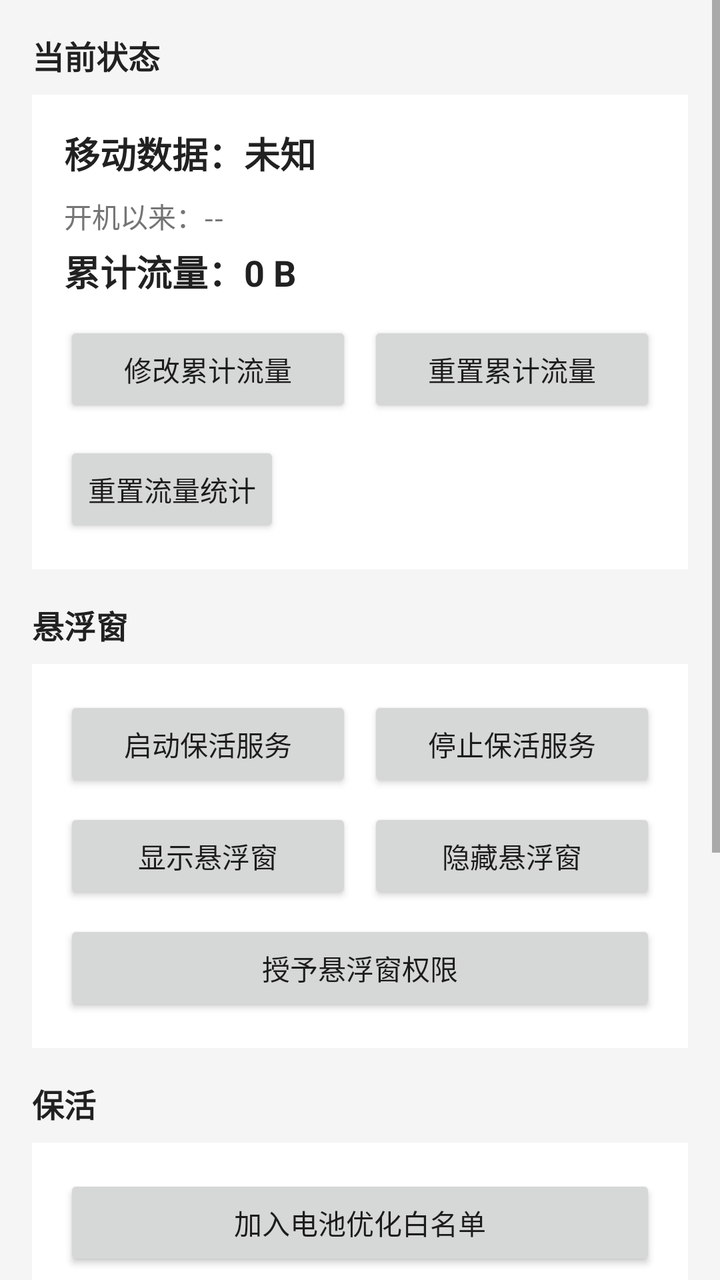
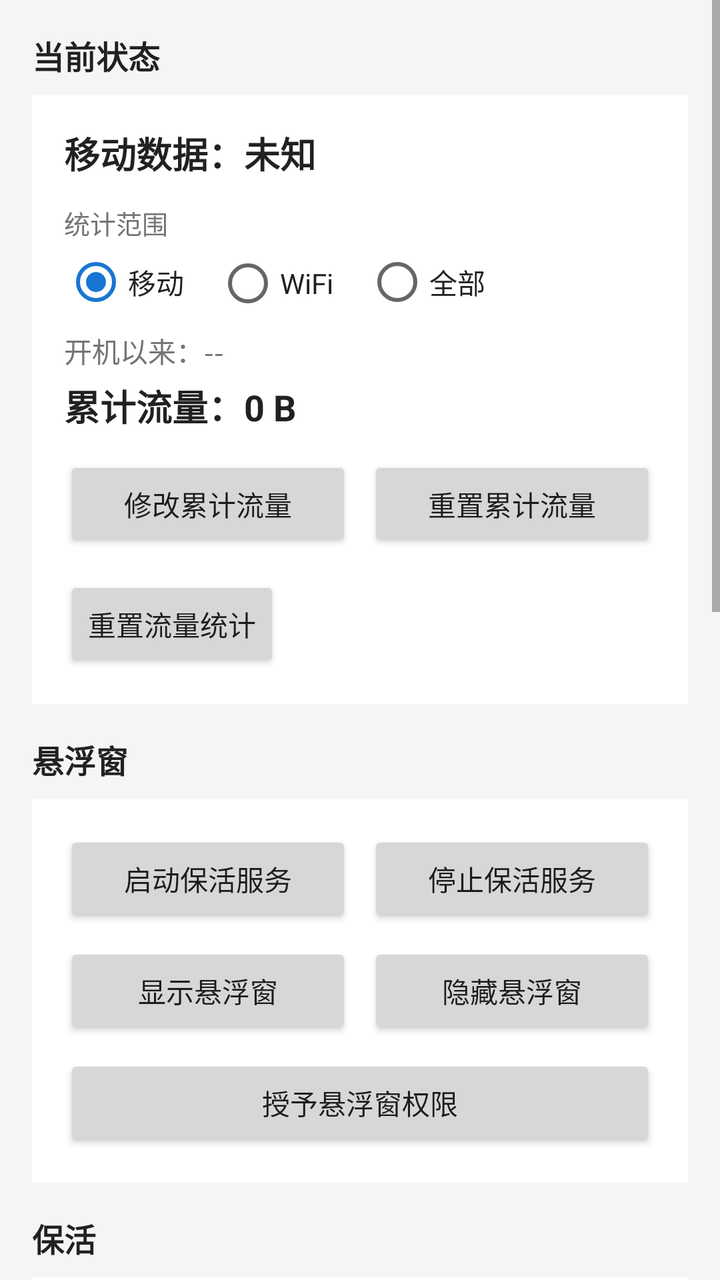

An Android layout rendered at two revisions. The XML below is the earlier revision; the diff shows what the commit changed to produce the second picture.
<!-- AndroidManifest.xml: application theme Theme.MobileDataNotifier -->
<!-- res/layout/activity_main.xml -->
<?xml version="1.0" encoding="utf-8"?>
<ScrollView xmlns:android="http://schemas.android.com/apk/res/android"
    android:layout_width="match_parent"
    android:layout_height="match_parent"
    android:fillViewport="true"
    android:background="@color/bg_main">

    <LinearLayout
        android:layout_width="match_parent"
        android:layout_height="wrap_content"
        android:orientation="vertical"
        android:padding="16dp">

        
        <TextView
            android:layout_width="wrap_content"
            android:layout_height="wrap_content"
            android:text="@string/status_title"
            android:textStyle="bold"
            android:textSize="16sp"
            android:textColor="@color/text_primary"
            android:layout_marginBottom="8dp" />

        <LinearLayout
            android:layout_width="match_parent"
            android:layout_height="wrap_content"
            android:orientation="vertical"
            android:background="@color/card_bg"
            android:padding="16dp"
            android:layout_marginBottom="16dp">

            <TextView
                android:id="@+id/tv_data_state"
                android:layout_width="wrap_content"
                android:layout_height="wrap_content"
                android:text="@string/data_state_unknown"
                android:textSize="18sp"
                android:textStyle="bold"
                android:textColor="@color/text_primary" />

            <TextView
                android:id="@+id/tv_usage_boot"
                android:layout_width="wrap_content"
                android:layout_height="wrap_content"
                android:text="@string/usage_since_boot"
                android:layout_marginTop="8dp"
                android:textColor="@color/text_secondary" />

            <TextView
                android:id="@+id/tv_usage_cumulative"
                android:layout_width="wrap_content"
                android:layout_height="wrap_content"
                android:text="@string/usage_cumulative"
                android:layout_marginTop="4dp"
                android:textSize="18sp"
                android:textStyle="bold"
                android:textColor="@color/text_primary" />

            <LinearLayout
                android:layout_width="match_parent"
                android:layout_height="wrap_content"
                android:orientation="horizontal"
                android:layout_marginTop="12dp">

                <Button
                    android:id="@+id/btn_edit_cumulative"
                    android:layout_width="0dp"
                    android:layout_weight="1"
                    android:layout_height="wrap_content"
                    android:text="@string/edit_cumulative"
                    android:textAllCaps="false" />

                <Button
                    android:id="@+id/btn_reset_cumulative"
                    android:layout_width="0dp"
                    android:layout_weight="1"
                    android:layout_height="wrap_content"
                    android:layout_marginStart="8dp"
                    android:text="@string/reset_cumulative"
                    android:textAllCaps="false" />
            </LinearLayout>

            <Button
                android:id="@+id/btn_reset_usage"
                android:layout_width="wrap_content"
                android:layout_height="wrap_content"
                android:text="@string/reset_usage"
                android:layout_marginTop="12dp"
                android:textAllCaps="false" />
        </LinearLayout>

        
        <TextView
            android:layout_width="wrap_content"
            android:layout_height="wrap_content"
            android:text="@string/overlay_title"
            android:textStyle="bold"
            android:textSize="16sp"
            android:textColor="@color/text_primary"
            android:layout_marginBottom="8dp" />

        <LinearLayout
            android:layout_width="match_parent"
            android:layout_height="wrap_content"
            android:orientation="vertical"
            android:background="@color/card_bg"
            android:padding="16dp"
            android:layout_marginBottom="16dp">

            <LinearLayout
                android:layout_width="match_parent"
                android:layout_height="wrap_content"
                android:orientation="horizontal">

                <Button
                    android:id="@+id/btn_start_service"
                    android:layout_width="0dp"
                    android:layout_weight="1"
                    android:layout_height="wrap_content"
                    android:text="@string/start_service"
                    android:textAllCaps="false" />

                <Button
                    android:id="@+id/btn_stop_service"
                    android:layout_width="0dp"
                    android:layout_weight="1"
                    android:layout_marginStart="8dp"
                    android:layout_height="wrap_content"
                    android:text="@string/stop_service"
                    android:textAllCaps="false" />
            </LinearLayout>

            <LinearLayout
                android:layout_width="match_parent"
                android:layout_height="wrap_content"
                android:orientation="horizontal"
                android:layout_marginTop="8dp">

                <Button
                    android:id="@+id/btn_show_overlay"
                    android:layout_width="0dp"
                    android:layout_weight="1"
                    android:layout_height="wrap_content"
                    android:text="@string/show_overlay"
                    android:textAllCaps="false" />

                <Button
                    android:id="@+id/btn_hide_overlay"
                    android:layout_width="0dp"
                    android:layout_weight="1"
                    android:layout_marginStart="8dp"
                    android:layout_height="wrap_content"
                    android:text="@string/hide_overlay"
                    android:textAllCaps="false" />
            </LinearLayout>

            <Button
                android:id="@+id/btn_grant_overlay"
                android:layout_width="match_parent"
                android:layout_height="wrap_content"
                android:text="@string/grant_overlay"
                android:layout_marginTop="8dp"
                android:textAllCaps="false" />
        </LinearLayout>

        
        <TextView
            android:layout_width="wrap_content"
            android:layout_height="wrap_content"
            android:text="@string/keepalive_title"
            android:textStyle="bold"
            android:textSize="16sp"
            android:textColor="@color/text_primary"
            android:layout_marginBottom="8dp" />

        <LinearLayout
            android:layout_width="match_parent"
            android:layout_height="wrap_content"
            android:orientation="vertical"
            android:background="@color/card_bg"
            android:padding="16dp"
            android:layout_marginBottom="16dp">

            <Button
                android:id="@+id/btn_battery_whitelist"
                android:layout_width="match_parent"
                android:layout_height="wrap_content"
                android:text="@string/battery_whitelist"
                android:textAllCaps="false" />

            <TextView
                android:id="@+id/tv_battery_status"
                android:layout_width="wrap_content"
                android:layout_height="wrap_content"
                android:layout_marginTop="8dp"
                android:textColor="@color/text_secondary" />
        </LinearLayout>

        
        <TextView
            android:layout_width="wrap_content"
            android:layout_height="wrap_content"
            android:text="@string/schedule_title"
            android:textStyle="bold"
            android:textSize="16sp"
            android:textColor="@color/text_primary"
            android:layout_marginBottom="8dp" />

        <LinearLayout
            android:layout_width="match_parent"
            android:layout_height="wrap_content"
            android:orientation="vertical"
            android:background="@color/card_bg"
            android:padding="16dp"
            android:layout_marginBottom="16dp">

            <TextView
                android:layout_width="match_parent"
                android:layout_height="wrap_content"
                android:text="@string/schedule_note"
                android:textColor="@color/text_secondary"
                android:textSize="13sp"
                android:layout_marginBottom="12dp" />

            <TextView
                android:id="@+id/tv_no_periods"
                android:layout_width="wrap_content"
                android:layout_height="wrap_content"
                android:text="@string/no_periods"
                android:textColor="@color/text_secondary"
                android:layout_marginBottom="8dp" />

            <LinearLayout
                android:id="@+id/periods_container"
                android:layout_width="match_parent"
                android:layout_height="wrap_content"
                android:orientation="vertical" />

            <Button
                android:id="@+id/btn_add_period"
                android:layout_width="match_parent"
                android:layout_height="wrap_content"
                android:text="@string/add_period"
                android:layout_marginTop="8dp"
                android:textAllCaps="false" />
        </LinearLayout>

    </LinearLayout>
</ScrollView>
<!-- resources referenced by this layout -->
<resources>
  <color name="bg_main">#FFF5F5F5</color>
  <color name="card_bg">#FFFFFFFF</color>
  <color name="text_primary">#FF212121</color>
  <color name="text_secondary">#FF757575</color>
  <string name="add_period">+ 添加时段</string>
  <string name="battery_whitelist">加入电池优化白名单</string>
  <string name="data_state_unknown">移动数据：未知</string>
  <string name="edit_cumulative">修改累计流量</string>
  <string name="grant_overlay">授予悬浮窗权限</string>
  <string name="hide_overlay">隐藏悬浮窗</string>
  <string name="keepalive_title">保活</string>
  <string name="no_periods">尚未添加任何时段</string>
  <string name="overlay_title">悬浮窗</string>
  <string name="reset_cumulative">重置累计流量</string>
  <string name="reset_usage">重置流量统计</string>
  <string name="schedule_note">说明：本机未 Root，系统不允许 App 直接开关移动数据。\n到点时将弹出带声音与震动的提醒通知，您可在通知里点\"关闭数据\"跳转设置页手动关闭。</string>
  <string name="schedule_title">定时关闭</string>
  <string name="show_overlay">显示悬浮窗</string>
  <string name="start_service">启动保活服务</string>
  <string name="status_title">当前状态</string>
  <string name="stop_service">停止保活服务</string>
  <string name="usage_cumulative">累计流量：0 B</string>
  <string name="usage_since_boot">开机以来：--</string>
  <style name="Theme.MobileDataNotifier" parent="@android:style/Theme.Material.Light.DarkActionBar">
          <item name="android:colorPrimary">@color/accent</item>
          <item name="android:colorPrimaryDark">@color/accent_dark</item>
          <item name="android:colorAccent">@color/accent</item>
          <item name="android:windowBackground">@color/bg_main</item>
      </style>
  <color name="accent">#FF1976D2</color>
  <color name="accent_dark">#FF0D47A1</color>
</resources>

<!-- the commit's change to res/layout/activity_main.xml (unified diff, before → after) -->
@@ -39,6 +39,46 @@
                 android:textColor="@color/text_primary" />
 
             <TextView
+                android:layout_width="wrap_content"
+                android:layout_height="wrap_content"
+                android:layout_marginTop="12dp"
+                android:text="@string/traffic_scope_title"
+                android:textColor="@color/text_secondary"
+                android:textSize="13sp" />
+
+            <RadioGroup
+                android:id="@+id/rg_traffic_scope"
+                android:layout_width="match_parent"
+                android:layout_height="wrap_content"
+                android:layout_marginTop="4dp"
+                android:orientation="horizontal">
+
+                <RadioButton
+                    android:id="@+id/rb_scope_mobile"
+                    android:layout_width="wrap_content"
+                    android:layout_height="wrap_content"
+                    android:checked="true"
+                    android:text="@string/traffic_scope_mobile"
+                    android:textColor="@color/text_primary" />
+
+                <RadioButton
+                    android:id="@+id/rb_scope_wifi"
+                    android:layout_width="wrap_content"
+                    android:layout_height="wrap_content"
+                    android:layout_marginStart="16dp"
+                    android:text="@string/traffic_scope_wifi"
+                    android:textColor="@color/text_primary" />
+
+                <RadioButton
+                    android:id="@+id/rb_scope_all"
+                    android:layout_width="wrap_content"
+                    android:layout_height="wrap_content"
+                    android:layout_marginStart="16dp"
+                    android:text="@string/traffic_scope_all"
+                    android:textColor="@color/text_primary" />
+            </RadioGroup>
+
+            <TextView
                 android:id="@+id/tv_usage_boot"
                 android:layout_width="wrap_content"
                 android:layout_height="wrap_content"
@@ -189,11 +229,60 @@
                 android:textAllCaps="false" />
 
             <TextView
+                android:id="@+id/tv_keepalive_hint"
+                android:layout_width="match_parent"
+                android:layout_height="wrap_content"
+                android:layout_marginTop="8dp"
+                android:text="@string/keepalive_hint"
+                android:textColor="@color/text_secondary"
+                android:textSize="13sp" />
+
+            <Button
+                android:id="@+id/btn_autostart"
+                android:layout_width="match_parent"
+                android:layout_height="wrap_content"
+                android:layout_marginTop="8dp"
+                android:text="@string/open_autostart"
+                android:textAllCaps="false" />
+
+            <Button
+                android:id="@+id/btn_background"
+                android:layout_width="match_parent"
+                android:layout_height="wrap_content"
+                android:layout_marginTop="8dp"
+                android:text="@string/open_background"
+                android:textAllCaps="false" />
+
+            <Button
+                android:id="@+id/btn_bg_popup"
+                android:layout_width="match_parent"
+                android:layout_height="wrap_content"
+                android:layout_marginTop="8dp"
+                android:text="@string/open_bg_popup"
+                android:textAllCaps="false" />
+
+            <TextView
                 android:id="@+id/tv_battery_status"
                 android:layout_width="wrap_content"
                 android:layout_height="wrap_content"
                 android:layout_marginTop="8dp"
                 android:textColor="@color/text_secondary" />
+
+            <TextView
+                android:id="@+id/tv_usage_access"
+                android:layout_width="wrap_content"
+                android:layout_height="wrap_content"
+                android:layout_marginTop="4dp"
+                android:textColor="@color/text_secondary"
+                android:textSize="13sp" />
+
+            <TextView
+                android:layout_width="match_parent"
+                android:layout_height="wrap_content"
+                android:layout_marginTop="4dp"
+                android:text="@string/usage_access_hint"
+                android:textColor="@color/text_secondary"
+                android:textSize="12sp" />
         </LinearLayout>
 
         
<!-- resource entries referenced after the edit -->
@@ -10,8 +10,12 @@
   <string name="edit_cumulative">修改累计流量</string>
   <string name="grant_overlay">授予悬浮窗权限</string>
   <string name="hide_overlay">隐藏悬浮窗</string>
+  <string name="keepalive_hint">ColorOS「清除全部」会强杀未锁定的应用。请先在最近任务里下拉锁定本应用，并打开自启动、后台运行、后台弹出界面。</string>
   <string name="keepalive_title">保活</string>
   <string name="no_periods">尚未添加任何时段</string>
+  <string name="open_autostart">打开自启动设置</string>
+  <string name="open_background">打开后台运行设置</string>
+  <string name="open_bg_popup">打开后台弹出界面</string>
   <string name="overlay_title">悬浮窗</string>
   <string name="reset_cumulative">重置累计流量</string>
   <string name="reset_usage">重置流量统计</string>
@@ -21,6 +25,11 @@
   <string name="start_service">启动保活服务</string>
   <string name="status_title">当前状态</string>
   <string name="stop_service">停止保活服务</string>
+  <string name="traffic_scope_all">全部</string>
+  <string name="traffic_scope_mobile">移动</string>
+  <string name="traffic_scope_title">统计范围</string>
+  <string name="traffic_scope_wifi">WiFi</string>
+  <string name="usage_access_hint">需要此权限才能读取移动网络流量。ColorOS：设置 → 隐私 → 权限隐私 / 其他权限 → 使用情况访问；列表里搜「移动数据通知器」。</string>
   <string name="usage_cumulative">累计流量：0 B</string>
   <string name="usage_since_boot">开机以来：--</string>
   <style name="Theme.MobileDataNotifier" parent="@android:style/Theme.Material.Light.DarkActionBar">
